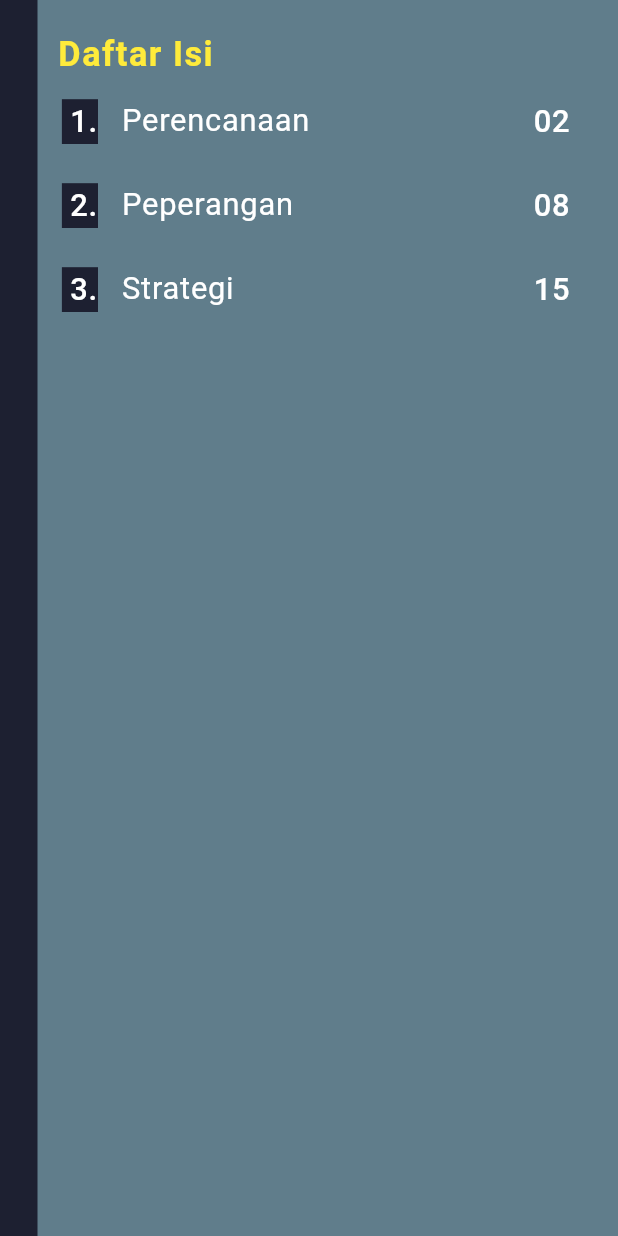
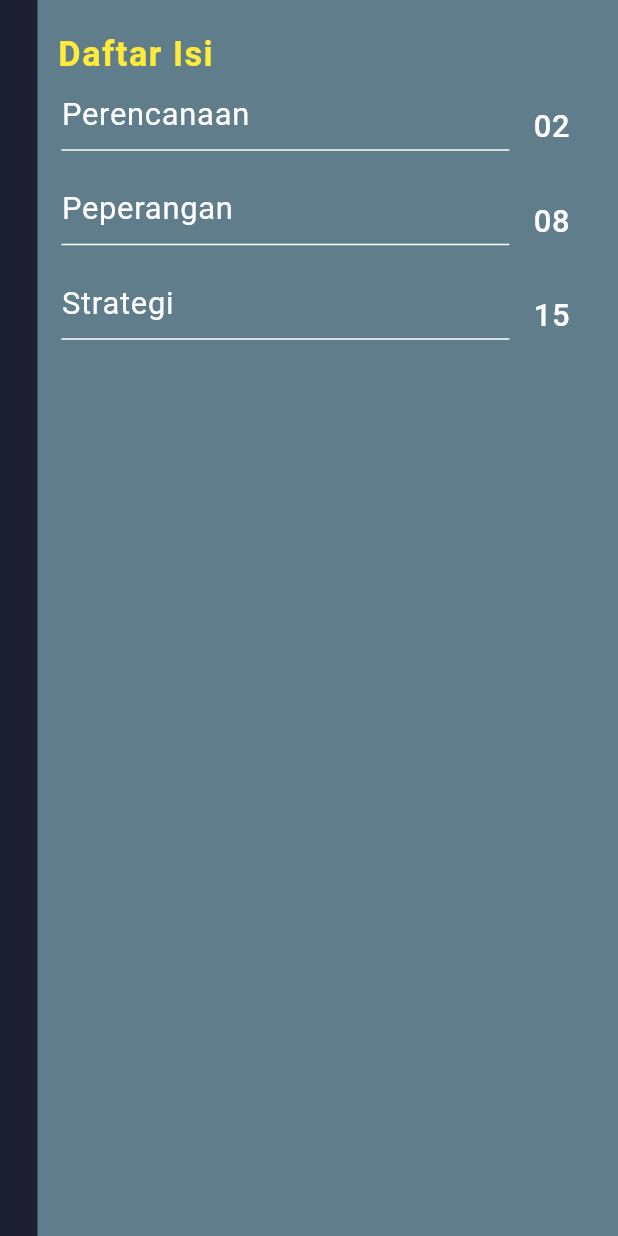
Before and after one commit to RozaqIngsoon/tsunzu, a Flutter app: the DaftarIsi screen opened directly, on a phone screen of 412 x 824 dp. Run offline on Flutter 3.47's test engine with Material 3 defaults, Android fonts, the phone set to English and light mode, and no system bars; our stand-ins replace flutter_markdown, get, google_fonts, image_gallery_saver, share_plus, shared_preferences; missing offline and left inert: page_flip; accounts and stored records are empty; Roboto replaces fonts that are missing (Merienda); statements that could not run were skipped.

Commit message:
update daftar isi

```diff
--- a/lib/pages/daftar_isi.dart
+++ b/lib/pages/daftar_isi.dart
@@ -9,22 +9,25 @@ class DaftarIsi extends StatelessWidget {
 
   @override
   Widget build(BuildContext context) {
-    Widget isi(
-        {required String no,
+    var lebar = MediaQuery
+        .of(context)
+        .size
+        .width;
+    Widget isi({
       required String judul,
       required String halaman,
       required int lompatke}) {
       return ListTile(
-        leading: Text(
-          ' $no.',
-          style: TextStyle(color: Colors.white, fontSize: MediaQuery.of(context).size.width / 20,backgroundColor: Color(0xff1d2031)),
-        ),
-        title: Text(judul, style: TextStyle(color: Colors.white, fontSize: MediaQuery.of(context).size.width / 20)),
+        title: Text(
+            judul, style: TextStyle(color: Colors.white, fontSize: lebar / 20)),
+        subtitle: Divider(color: Colors.white),
         trailing:
-            Text(halaman, style: TextStyle(color: Colors.white, fontSize: MediaQuery.of(context).size.width / 20)),
+        Text(halaman, style: TextStyle(color: Colors.white, fontSize: lebar / 20)),
         onTap: () {
-          controllerPageFlip.currentState?.goToPage(lompatke); //menggunakan index page
+          controllerPageFlip.currentState?.goToPage(
+              lompatke); //menggunakan index page
         },
+        visualDensity: VisualDensity(horizontal: 0, vertical: -4),
       );
     }
 
@@ -49,20 +52,21 @@ class DaftarIsi extends StatelessWidget {
                     children: [
                       Text('  Daftar Isi',
                           style: GoogleFonts.merienda(
-                        textStyle: TextStyle(color: Colors.yellow, fontSize: MediaQuery.of(context).size.width / 18,fontWeight: FontWeight.bold,letterSpacing: 1.0),
+                            textStyle: TextStyle(
+                                color: Colors.yellow,
+                                fontSize: lebar / 18,
+                                fontWeight: FontWeight.bold,
+                                letterSpacing: 1.0),
                           )),
                       isi(
-                      no: '1',
                         judul: 'Perencanaan',
                         halaman: '0${pages.indexOf(bab1_cover)}',
                         lompatke: pages.indexOf(bab1_cover),),
                       isi(
-                    no: '2',
                         judul: 'Peperangan',
                         halaman: '0${pages.indexOf(bab2_cover)}',
                         lompatke: pages.indexOf(bab2_cover),),
                       isi(
-                    no: '3',
                         judul: 'Strategi',
                         halaman: '${pages.indexOf(bab3_cover)}',
                         lompatke: pages.indexOf(bab3_cover),),
```
Lines whose indentation alone changed are shown as unchanged.
